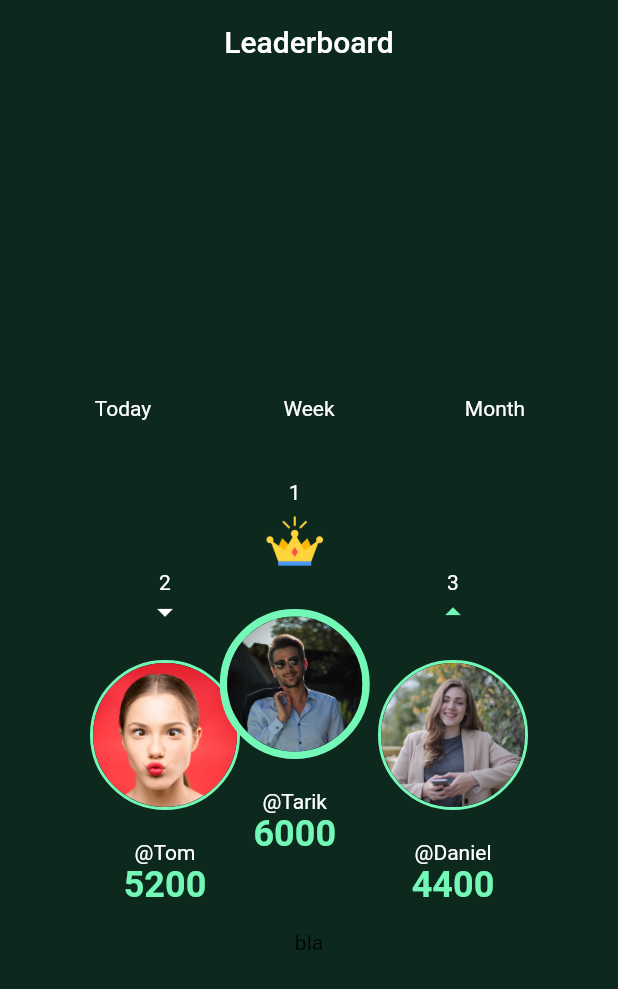
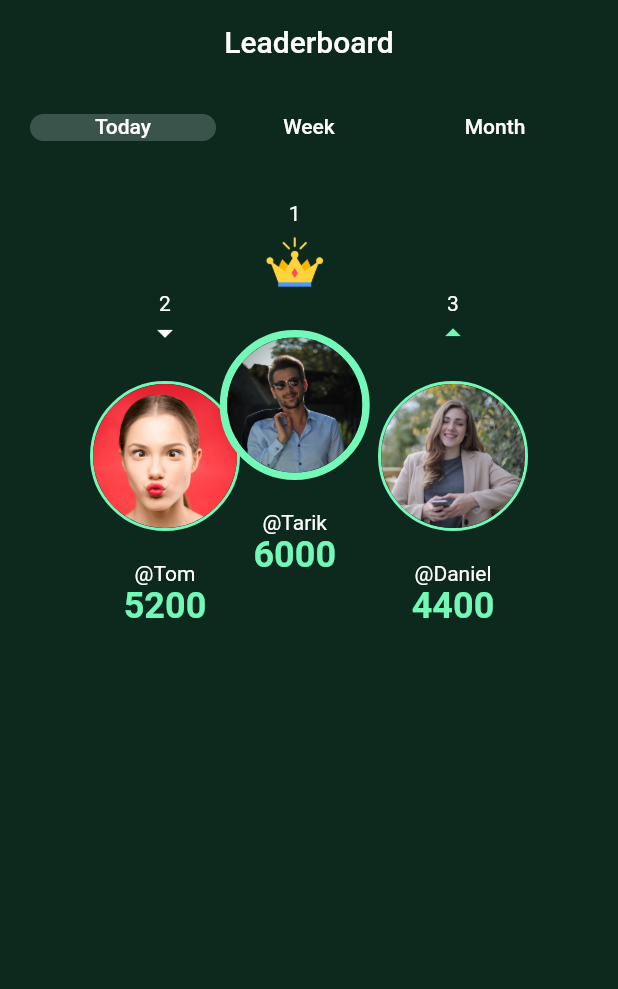
Before and after one commit to tarikalmashni/scoremaster, a Flutter app: the screen it shows after launch, on a phone screen of 412 x 824 dp. Shown: the top 989 px of the screen. Run offline on Flutter 3.47's test engine with Material 2 defaults, Android fonts, the phone set to English and light mode, and no system bars; our stand-ins replace freezed_annotation; generated files the repository leaves out were written again.

Commit message:
included flutter TabBar

```diff
--- a/lib/src/pages/scoreboard_page/scoreboard_page.dart
+++ b/lib/src/pages/scoreboard_page/scoreboard_page.dart
@@ -19,8 +19,9 @@ class ScoreboardPage extends StatelessWidget {
         backgroundColor: AppColors.background,
         elevation: 0,
       ),
-      body: Column(
-        mainAxisAlignment: MainAxisAlignment.center,
+      body: DefaultTabController(
+        length: 3,
+        child: Column(
           children: const <Widget>[
             Padding(
               padding: EdgeInsets.all(20.0),
@@ -29,9 +30,32 @@ class ScoreboardPage extends StatelessWidget {
             SizedBox(
               height: 20,
             ),
+            SizedBox(
+              height: 500,
+              child: TabBarView(
+                children: <Widget>[
                   CustomLeaders(),
-          Text("bla"),
+                  Center(
+                    child: Text(
+                      'nothing here yet',
+                      style: TextStyle(
+                        color: Colors.white,
+                      ),
+                    ),
+                  ),
+                  Center(
+                    child: Text(
+                      'nothing here yet too',
+                      style: TextStyle(
+                        color: Colors.white,
+                      ),
+                    ),
+                  ),
                 ],
+              ),
+            ),
+          ],
+        ),
       ),
     );
   }
--- a/lib/src/pages/scoreboard_page/widgets/custom_tab_bar.dart
+++ b/lib/src/pages/scoreboard_page/widgets/custom_tab_bar.dart
@@ -1,12 +1,13 @@
 import 'package:flutter/material.dart';
+import 'package:scoremaster/src/config/theme/app_colors.dart';
 
 class CustomTabBar extends StatelessWidget {
   const CustomTabBar({Key? key}) : super(key: key);
 
   @override
   Widget build(BuildContext context) {
-    return Row(
-      children: const <Widget>[
+    return TabBar(
+      tabs: const <Widget>[
         Expanded(
           child: Text(
             'Today',
@@ -35,6 +36,10 @@ class CustomTabBar extends StatelessWidget {
           ),
         ),
       ],
+      indicator: BoxDecoration(
+        borderRadius: BorderRadius.circular(50),
+        color: AppColors.darkGreen,
+      ),
     );
   }
 }
```
Also changed, not shown: lib/src/pages/scoreboard_page/widgets/custom_leaders.dart (+0 -26 lines). Lines whose indentation alone changed are shown as unchanged.
